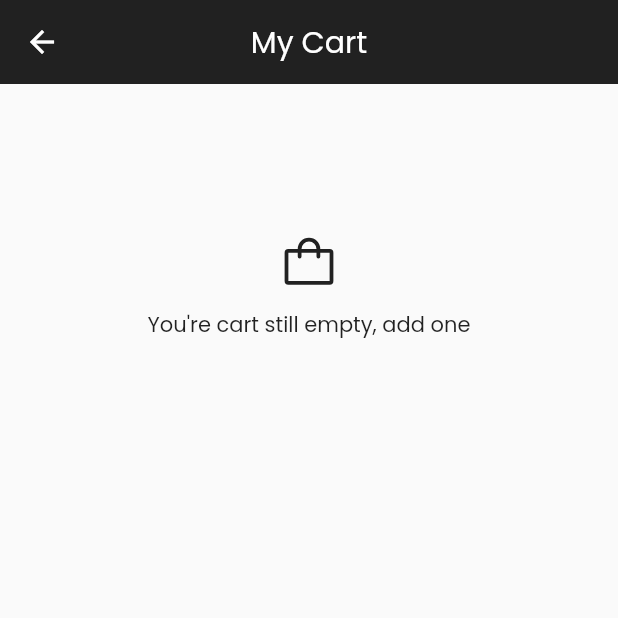
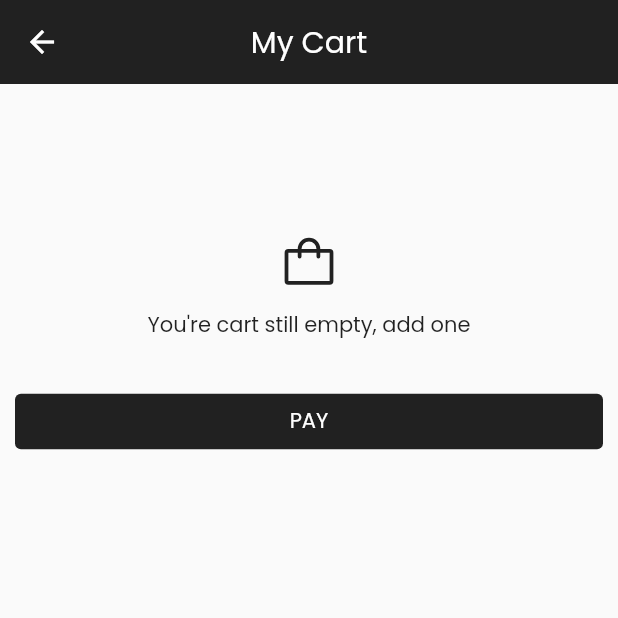
Before and after one commit to hafizhamdi/flutter-ecommerce-app, a Flutter app: the MyCartScreen screen opened directly, on a phone screen of 412 x 824 dp, the top half of it. Run offline on Flutter 3.47's test engine with Material 2 defaults, Android fonts, the phone set to English and light mode, and no system bars; our stand-ins replace bloc, equatable, flutter_bloc, flutter_local_notifications, hydrated_bloc, phosphor_flutter; network calls fail.

Commit message:
add local notification for add/remove cart

```diff
--- a/lib/screens/my_cart.dart
+++ b/lib/screens/my_cart.dart
@@ -2,11 +2,14 @@ import 'package:flutter/material.dart';
 import 'package:flutter/widgets.dart';
 import 'package:flutter_bloc/flutter_bloc.dart';
 import 'package:flutter_ecommerce_app/blocs/mycart_bloc.dart';
+import 'package:flutter_ecommerce_app/services/local_nofitication.dart';
 import 'package:flutter_ecommerce_app/widgets/widget.dart';
+import 'package:flutter_local_notifications/flutter_local_notifications.dart';
 import 'package:phosphor_flutter/phosphor_flutter.dart';
 
 import '../constants/color.dart';
 import '../models/result_product.dart';
+import '../widgets/pay_button.dart';
 
 class MyCartScreen extends StatelessWidget {
   @override
@@ -29,6 +32,18 @@ class MyCartScreen extends StatelessWidget {
         }
         return const SliverToBoxAdapter(child: EmptyCart());
       }),
+
+      const SliverToBoxAdapter(
+          child: SizedBox(
+        height: 20,
+      )),
+
+      SliverToBoxAdapter(
+          child: Padding(
+            padding: const EdgeInsets.all(10),
+            child:PayButton(
+        onPressed: () {},
+      )))
     ]));
   }
 }
@@ -57,7 +72,7 @@ class SliverCartList extends StatelessWidget {
                   PhosphorIcons.regular.trash,
                   color: kPrimaryColor,
                 ),
-                onPressed: () {
+                onPressed: () async {
                   context.read<MyCartBloc>().add(RemoveCart(index: index));
 
                   final snackBar = SnackBar(
@@ -65,6 +80,9 @@ class SliverCartList extends StatelessWidget {
                   );
 
                   ScaffoldMessenger.of(context).showSnackBar(snackBar);
+
+                  LocalNotification.localNotification.showLocalNotification(
+                      "Item Cart is removed", "${item.title} is removed");
                 }),
           );
         });
--- a/lib/screens/product_detail.dart
+++ b/lib/screens/product_detail.dart
@@ -9,6 +9,7 @@ import 'package:flutter_ecommerce_app/widgets/add_to_cart.dart';
 import 'package:flutter_ecommerce_app/widgets/favourite_button.dart';
 
 import '../constants/font.dart';
+import '../services/local_nofitication.dart';
 import '../widgets/rating.dart';
 
 class ProductDetailScreen extends StatelessWidget {
@@ -176,6 +177,9 @@ class ProductDescription extends StatelessWidget {
 
               ScaffoldMessenger.of(context).showSnackBar(snackBar);
 
+              LocalNotification.localNotification.showLocalNotification(
+                  "Item Cart is added", "${item.title} is added");
+
               Navigator.pop(context);
             })
           ],
--- /dev/null
+++ b/lib/widgets/pay_button.dart
@@ -0,0 +1,21 @@
+import 'package:flutter/material.dart';
+import 'package:flutter/widgets.dart';
+import 'package:flutter_ecommerce_app/constants/constant.dart';
+
+class PayButton extends StatelessWidget {
+  final Function() onPressed;
+  const PayButton({super.key, required this.onPressed});
+
+  @override
+  Widget build(BuildContext context) {
+    return Container(
+      width: double.infinity,
+      child: TextButton(
+        style: TextButton.styleFrom(
+            backgroundColor: kPrimaryColor, foregroundColor: Colors.white),
+        onPressed: onPressed,
+        child: const Text("PAY"),
+      ),
+    );
+  }
+}
--- a/pubspec.yaml
+++ b/pubspec.yaml
@@ -13,6 +13,7 @@ dependencies:
   flutter:
     sdk: flutter
   flutter_bloc: ^8.1.3
+  flutter_local_notifications: ^15.1.1
   http: ^1.1.0
   hydrated_bloc: ^9.1.2
   path_provider: ^2.1.1
```
Also changed, not shown: lib/main.dart (+7 -2 lines), lib/services/local_nofitication.dart (added, +29 -0 lines), pubspec.lock, 1 other file.
